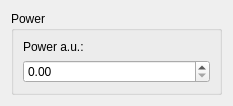
Above: src/qudi/gui/ple/controller_widget.ui from bbuusshh/scudi before the change. Below: the same form after it.
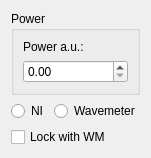
That is the form after the change. Custom widgets are drawn as their Qt base class.

Patch:
```diff
--- a/src/qudi/gui/ple/controller_widget.ui
+++ b/src/qudi/gui/ple/controller_widget.ui
@@ -6,12 +6,12 @@
    <rect>
     <x>0</x>
     <y>0</y>
-    <width>233</width>
-    <height>100</height>
+    <width>139</width>
+    <height>140</height>
    </rect>
   </property>
   <property name="sizePolicy">
-   <sizepolicy hsizetype="Expanding" vsizetype="Minimum">
+   <sizepolicy hsizetype="Expanding" vsizetype="Expanding">
     <horstretch>0</horstretch>
     <verstretch>0</verstretch>
    </sizepolicy>
@@ -25,13 +25,31 @@
   <property name="maximumSize">
    <size>
     <width>16777215</width>
-    <height>100</height>
+    <height>500</height>
    </size>
   </property>
   <property name="windowTitle">
    <string>Form</string>
   </property>
-  <layout class="QGridLayout" name="gridLayout_3">
+  <layout class="QGridLayout" name="gridLayout_2">
+   <item row="1" column="0">
+    <layout class="QHBoxLayout" name="horizontalLayout">
+     <item>
+      <widget class="QRadioButton" name="ni_radioButton">
+       <property name="text">
+        <string>NI</string>
+       </property>
+      </widget>
+     </item>
+     <item>
+      <widget class="QRadioButton" name="wm_radioButton">
+       <property name="text">
+        <string>Wavemeter</string>
+       </property>
+      </widget>
+     </item>
+    </layout>
+   </item>
    <item row="0" column="0">
     <widget class="QGroupBox" name="groupBox">
      <property name="minimumSize">
@@ -86,6 +104,13 @@
      </layout>
     </widget>
    </item>
+   <item row="2" column="0">
+    <widget class="QCheckBox" name="lock_wm_checkBox">
+     <property name="text">
+      <string>Lock with WM</string>
+     </property>
+    </widget>
+   </item>
   </layout>
  </widget>
  <customwidgets>
```
